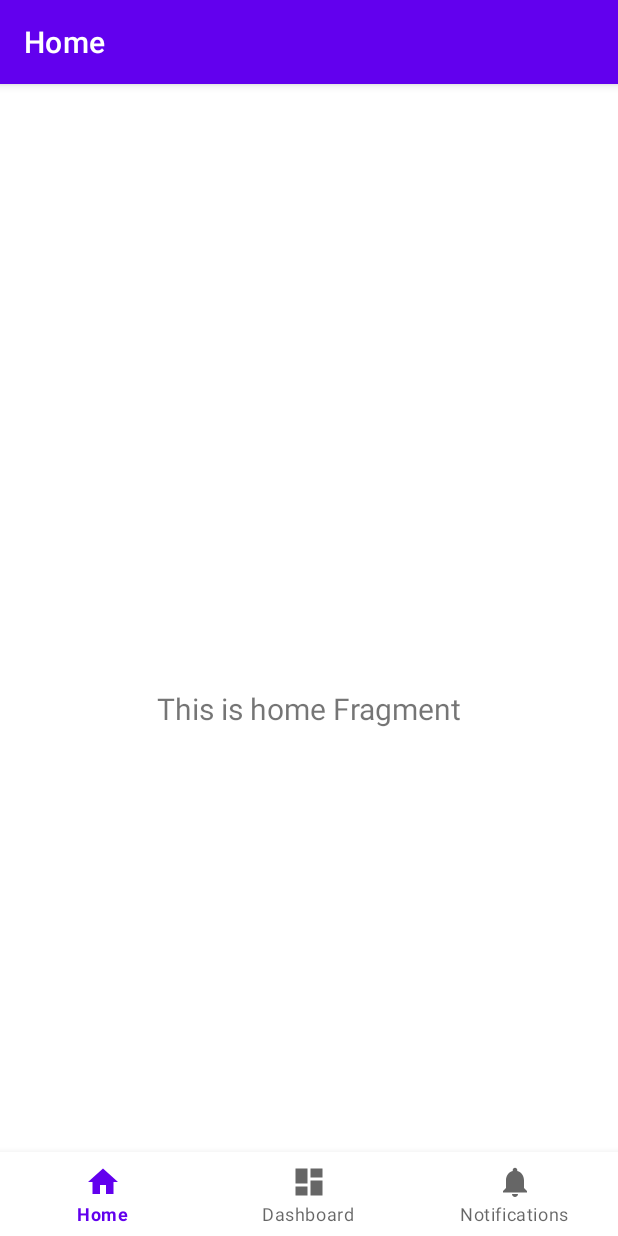
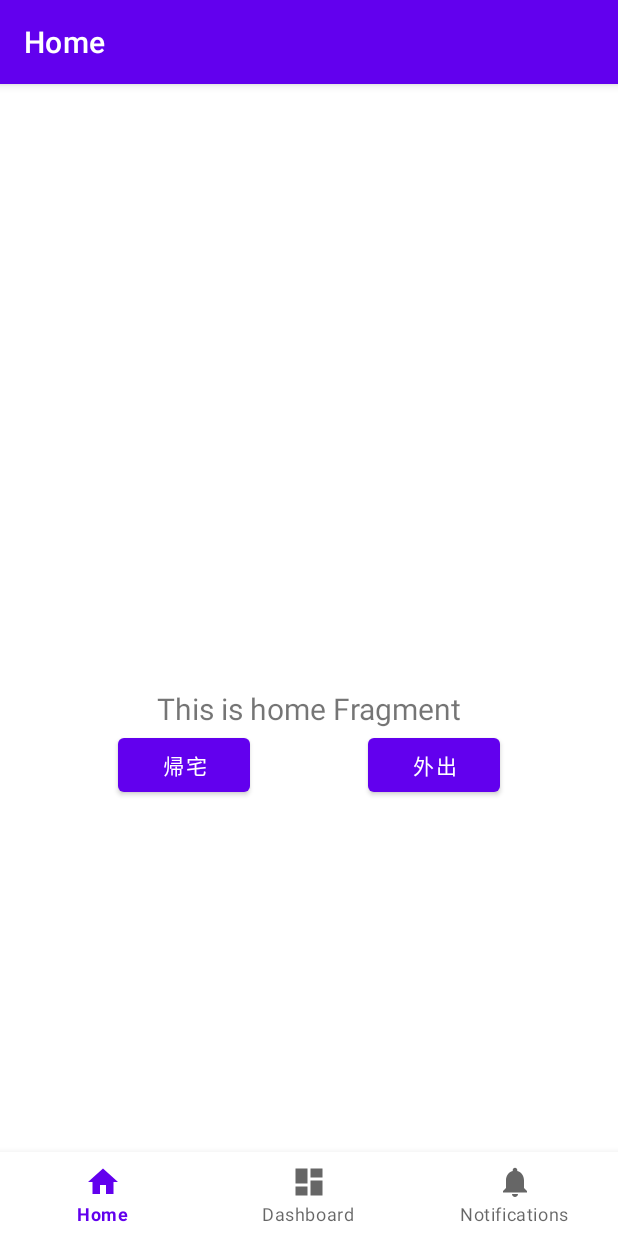
Before and after one commit to ryohamag/Get, an Android app: the screen it shows after launch (MainActivity), on a phone screen of 412 x 824 dp. Run offline under Robolectric (Android 15) with nearby library versions, the phone set to English and light mode, and no system bars; our stand-ins replace navigation-ui.

Commit message:
帰宅、外出ボタンをhomeに追加

```diff
--- a/app/src/main/res/layout/fragment_home.xml
+++ b/app/src/main/res/layout/fragment_home.xml
@@ -19,4 +19,24 @@
         app:layout_constraintEnd_toEndOf="parent"
         app:layout_constraintStart_toStartOf="parent"
         app:layout_constraintTop_toTopOf="parent" />
+
+    <Button
+        android:id="@+id/btGetHome"
+        android:layout_width="wrap_content"
+        android:layout_height="wrap_content"
+        android:text="@string/bt_gethome"
+        app:layout_constraintEnd_toStartOf="@+id/btGetOut"
+        app:layout_constraintHorizontal_bias="0.5"
+        app:layout_constraintStart_toStartOf="parent"
+        app:layout_constraintTop_toBottomOf="@+id/text_home" />
+
+    <Button
+        android:id="@+id/btGetOut"
+        android:layout_width="wrap_content"
+        android:layout_height="wrap_content"
+        android:text="@string/bt_getout"
+        app:layout_constraintEnd_toEndOf="parent"
+        app:layout_constraintHorizontal_bias="0.5"
+        app:layout_constraintStart_toEndOf="@+id/btGetHome"
+        app:layout_constraintTop_toBottomOf="@+id/text_home" />
 </androidx.constraintlayout.widget.ConstraintLayout>
--- a/app/src/main/res/values/strings.xml
+++ b/app/src/main/res/values/strings.xml
@@ -3,4 +3,6 @@
     <string name="title_home">Home</string>
     <string name="title_dashboard">Dashboard</string>
     <string name="title_notifications">Notifications</string>
+    <string name="bt_gethome">帰宅</string>
+    <string name="bt_getout">外出</string>
 </resources>
```
